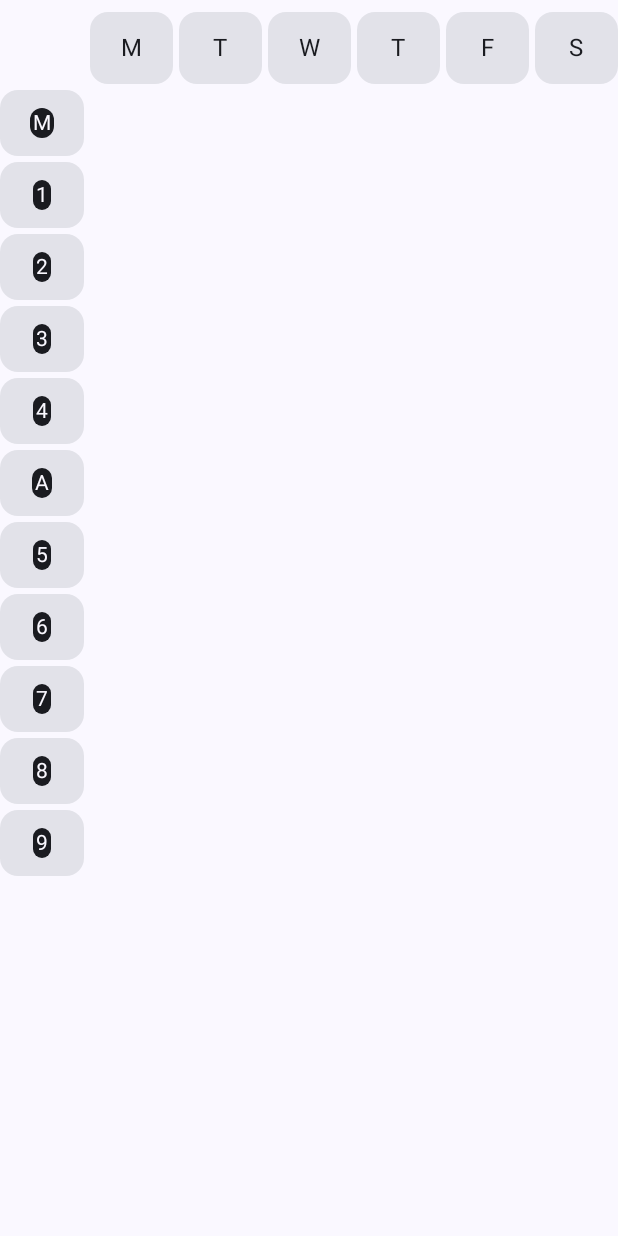
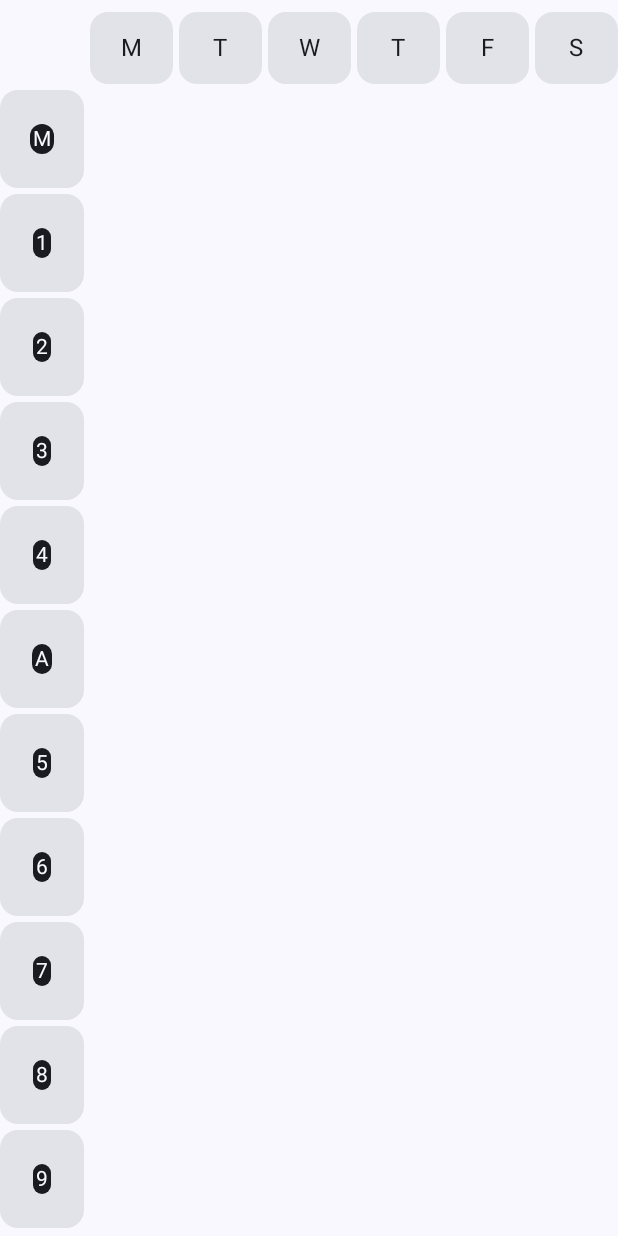
Before and after one commit to DevonEvant/NKUST-Helper, an Android app built with Jetpack Compose: the composable CurriculumTable called with empty values, on a phone screen of 412 x 824 dp. Run offline under Robolectric (Android 15) with nearby library versions, the phone set to English and light mode, and no system bars; our stand-ins replace livedata-compose; network calls fail.

Commit message:
Delete animation, set card size at first

```diff
--- a/app/src/main/java/com/narui/nkustplatformassistant/ui/curriculum/CurriculumComponent.kt
+++ b/app/src/main/java/com/narui/nkustplatformassistant/ui/curriculum/CurriculumComponent.kt
@@ -1,8 +1,5 @@
 package com.narui.nkustplatformassistant.ui.curriculum
 
-import androidx.compose.animation.animateContentSize
-import androidx.compose.animation.core.LinearOutSlowInEasing
-import androidx.compose.animation.core.tween
 import androidx.compose.foundation.*
 import androidx.compose.foundation.layout.*
 import androidx.compose.foundation.lazy.grid.GridCells
@@ -20,13 +17,12 @@ import androidx.compose.ui.draw.clip
 import androidx.compose.ui.draw.drawWithContent
 import androidx.compose.ui.graphics.Color
 import androidx.compose.ui.graphics.vector.ImageVector
-import androidx.compose.ui.layout.onGloballyPositioned
-import androidx.compose.ui.platform.LocalDensity
 import androidx.compose.ui.res.stringResource
 import androidx.compose.ui.text.TextStyle
 import androidx.compose.ui.text.style.TextAlign
 import androidx.compose.ui.text.style.TextOverflow
 import androidx.compose.ui.unit.dp
+import androidx.compose.ui.unit.sp
 import androidx.compose.ui.window.Dialog
 import androidx.navigation.NavController
 import com.narui.nkustplatformassistant.R
@@ -212,11 +208,11 @@ fun CurriculumTable(
     val itemToPlace: MutableMap<Weeks, List<CourseEntity>> = mutableMapOf()
 
     // int multiply this and add .dp will transfer to dp
-    val localDensity = LocalDensity.current
+//    val localDensity = LocalDensity.current
 
-    var weekCardMinHeight by remember {
-        mutableStateOf(50)
-    }
+//    var weekCardMinHeight by remember {
+//        mutableStateOf(50)
+//    }
 
     for (week in Weeks.values()) {
         val thisWeekCourseList = mutableListOf<CourseEntity>()
@@ -251,20 +247,12 @@ fun CurriculumTable(
         endTimeVisibility: Boolean = true,
     ) {
         Card(
-            modifier = Modifier
-                .fillMaxSize()
-                .animateContentSize(
-                    animationSpec = tween(durationMillis = 300,
-                        easing = LinearOutSlowInEasing)),
+            modifier = Modifier.size(65.dp)
         ) {
             Column(
                 modifier = Modifier
                     .fillMaxSize()
-                    .padding(vertical = 5.dp, horizontal = 2.dp)
-                    .heightIn(min = localDensity.run { weekCardMinHeight.toDp() })
-                    .onGloballyPositioned {
-                        weekCardMinHeight = it.size.height
-                    },
+                    .padding(vertical = 5.dp, horizontal = 2.dp),
                 verticalArrangement = Arrangement.Center,
                 horizontalAlignment = Alignment.CenterHorizontally
             ) {
@@ -321,24 +309,23 @@ fun CurriculumTable(
         }
     }
 
+//    val cardSize = localDensity.run { weekCardMinHeight.toDp() }
+
     @Composable
     fun CourseCard(course: CourseEntity) {
         var showCourseDetail by remember { mutableStateOf(false) }
 
-        Card {
+        Card(modifier = Modifier.size(65.dp)) {
             Column(
                 modifier = Modifier
                     .fillMaxSize()
-                    .heightIn(
-                        min = localDensity.run { weekCardMinHeight.toDp() },
-                        max = localDensity.run { weekCardMinHeight.toDp() })
-                    .animateContentSize(animationSpec = tween(durationMillis = 300,
-                        easing = LinearOutSlowInEasing))
+                    .padding(4.dp)
                     .clickable { showCourseDetail = true },
                 horizontalAlignment = Alignment.CenterHorizontally,
                 verticalArrangement = Arrangement.Center
             ) {
-                AutosizeText(text = course.courseName, maxLines = 3)
+//                AutosizeText(text = course.courseName, maxLines = 3)
+                Text(course.courseName, fontSize = 10.sp, overflow = TextOverflow.Ellipsis)
             }
         }
 
@@ -350,7 +337,6 @@ fun CurriculumTable(
     }
 
     LazyVerticalGrid(
-        modifier = Modifier.animateContentSize(),
         columns = GridCells.Fixed(7),
         contentPadding = PaddingValues(vertical = 8.dp),
         horizontalArrangement = Arrangement.spacedBy(4.dp),
```
